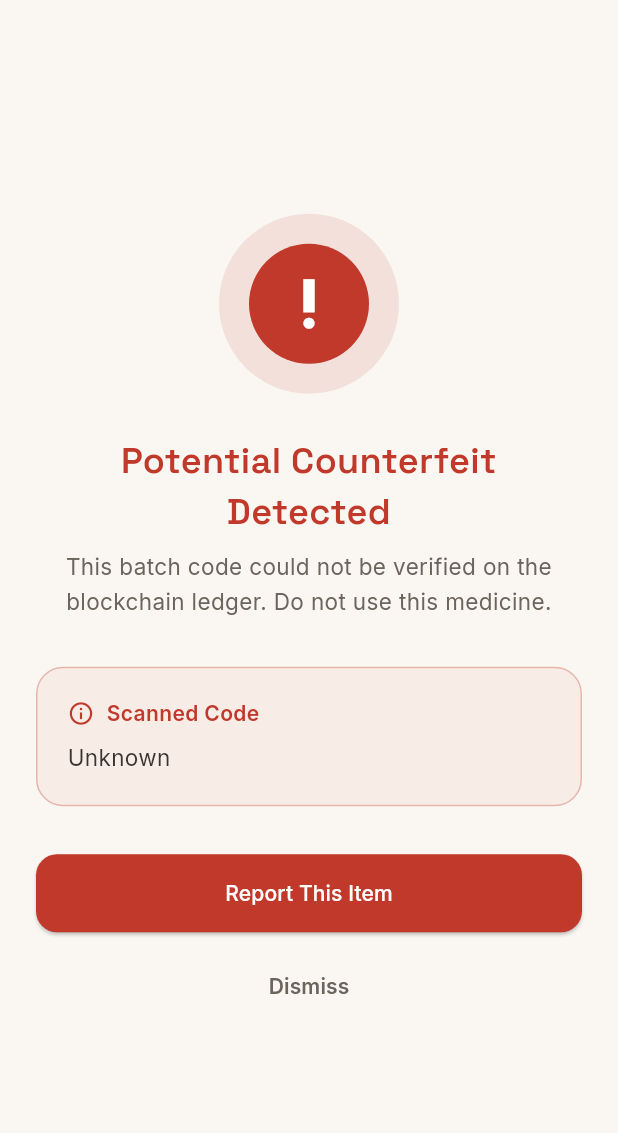
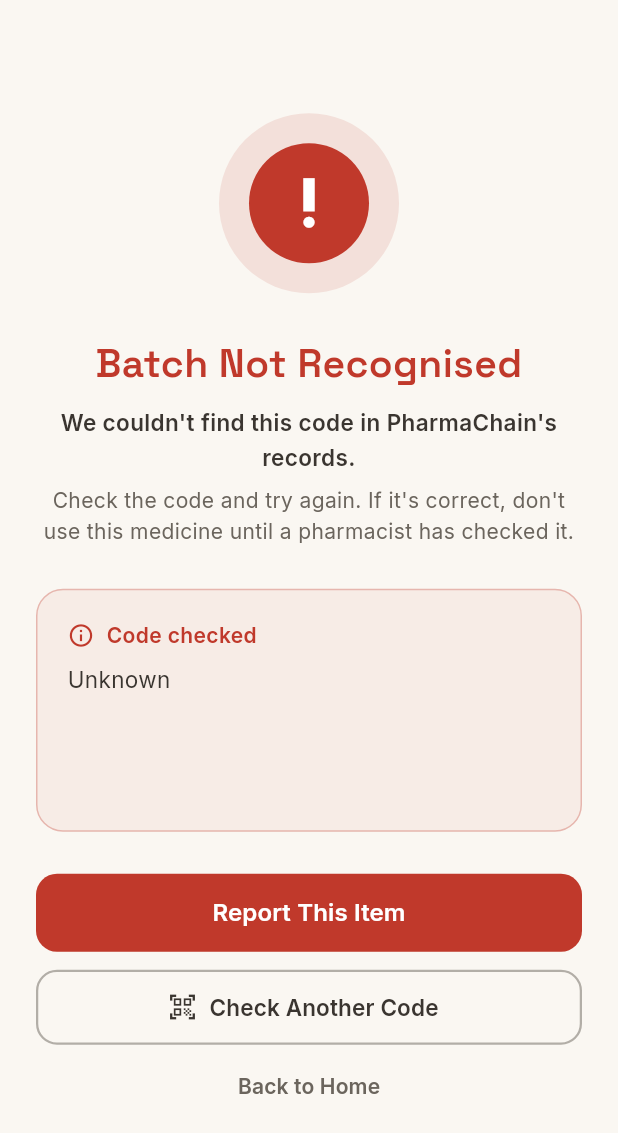
Before and after one commit to HusainMamoojee/pharma-chain, a Flutter app: the CounterfeitCatchScreen screen opened by its route, on a phone screen of 412 x 824 dp. Shown: the top 1133 px of the screen. Run offline on Flutter 3.47's test engine with Material 3 defaults, Android fonts, the light colour scheme and no system bars; our stand-ins replace cloud_firestore, firebase_auth, firebase_core, go_router, google_fonts, qr_flutter; missing offline and left inert: mobile_scanner; accounts and stored records are empty.

Commit message:
Counterfeit screen: accurate wording, add retry, fix report navigation

```diff
--- a/lib/features/verification/counterfeit_catch_screen.dart
+++ b/lib/features/verification/counterfeit_catch_screen.dart
@@ -8,13 +8,26 @@
 
   const CounterfeitCatchScreen({super.key, required this.batchCode});
 
+  void _checkAnother(BuildContext context) {
+    // The scanner is the screen underneath, so go back to it.
+    if (context.canPop()) {
+      context.pop();
+    } else {
+      context.go('/patient-verification');
+    }
+  }
+
   @override
   Widget build(BuildContext context) {
     return Scaffold(
       backgroundColor: AppColors.background,
       body: SafeArea(
-        child: Padding(
-          padding: const EdgeInsets.all(24.0),
+        child: LayoutBuilder(
+          builder: (context, constraints) {
+            return SingleChildScrollView(
+              padding: const EdgeInsets.all(24),
+              child: ConstrainedBox(
+                constraints: BoxConstraints(minHeight: constraints.maxHeight - 48),
                 child: Column(
                   mainAxisAlignment: MainAxisAlignment.center,
                   children: [
@@ -33,23 +46,44 @@
                             shape: BoxShape.circle,
                             color: AppColors.danger,
                           ),
-                    child: const Icon(Icons.priority_high, color: Colors.white, size: 44),
+                          child: const Icon(
+                            Icons.priority_high,
+                            color: Colors.white,
+                            size: 44,
+                          ),
                         ),
                       ),
                     ),
                     const SizedBox(height: 28),
                     Text(
-                'Potential Counterfeit\nDetected',
+                      'Batch Not Recognised',
                       textAlign: TextAlign.center,
-                style: AppTextStyles.headline.copyWith(fontSize: 24, color: AppColors.danger),
+                      style: AppTextStyles.headline.copyWith(
+                        fontSize: 26,
+                        color: AppColors.danger,
                       ),
-              const SizedBox(height: 8),
+                    ),
+                    const SizedBox(height: 10),
                     Text(
-                'This batch code could not be verified on the blockchain ledger. Do not use this medicine.',
+                      "We couldn't find this code in PharmaChain's records.",
                       textAlign: TextAlign.center,
-                style: AppTextStyles.body.copyWith(color: AppColors.textSecondary),
+                      style: AppTextStyles.body.copyWith(
+                        fontSize: 15,
+                        fontWeight: FontWeight.w600,
+                        color: AppColors.textPrimary,
                       ),
-              const SizedBox(height: 32),
+                    ),
+                    const SizedBox(height: 6),
+                    Text(
+                      "Check the code and try again. If it's correct, don't use "
+                      'this medicine until a pharmacist has checked it.',
+                      textAlign: TextAlign.center,
+                      style: AppTextStyles.body.copyWith(
+                        fontSize: 14,
+                        color: AppColors.textSecondary,
+                      ),
+                    ),
+                    const SizedBox(height: 28),
                     Container(
                       width: double.infinity,
                       padding: const EdgeInsets.all(20),
@@ -63,44 +97,87 @@
                         children: [
                           Row(
                             children: [
-                        Icon(Icons.info_outline, color: AppColors.danger, size: 18),
+                              Icon(Icons.info_outline,
+                                  color: AppColors.danger, size: 18),
                               const SizedBox(width: 8),
-                        Text('Scanned Code', style: AppTextStyles.label.copyWith(color: AppColors.danger)),
+                              Text(
+                                'Code checked',
+                                style: AppTextStyles.label
+                                    .copyWith(color: AppColors.danger),
+                              ),
                             ],
                           ),
                           const SizedBox(height: 8),
-                    Text(batchCode, style: AppTextStyles.body),
+                          SelectableText(
+                            batchCode,
+                            maxLines: 4,
+                            style: AppTextStyles.body.copyWith(fontSize: 15),
+                          ),
                         ],
                       ),
                     ),
-              const SizedBox(height: 32),
+                    const SizedBox(height: 28),
                     SizedBox(
                       width: double.infinity,
+                      height: 52,
                       child: ElevatedButton(
-                  onPressed: () => context.go('/report-detail', extra: batchCode),
-
+                        // push (not go) so Back from the report returns here.
+                        onPressed: () =>
+                            context.push('/report-detail', extra: batchCode),
                         style: ElevatedButton.styleFrom(
                           backgroundColor: AppColors.danger,
                           foregroundColor: Colors.white,
-                    padding: const EdgeInsets.symmetric(vertical: 16),
+                          elevation: 0,
                           shape: RoundedRectangleBorder(
                             borderRadius: BorderRadius.circular(14),
                           ),
                         ),
-                  child: const Text('Report This Item'),
+                        child: const Text(
+                          'Report This Item',
+                          style: TextStyle(fontSize: 16, fontWeight: FontWeight.w600),
+                        ),
                       ),
                     ),
                     const SizedBox(height: 12),
+                    SizedBox(
+                      width: double.infinity,
+                      height: 50,
+                      child: OutlinedButton.icon(
+                        onPressed: () => _checkAnother(context),
+                        icon: const Icon(Icons.qr_code_scanner, size: 20),
+                        label: const Text(
+                          'Check Another Code',
+                          style: TextStyle(fontSize: 15, fontWeight: FontWeight.w600),
+                        ),
+                        style: OutlinedButton.styleFrom(
+                          foregroundColor: AppColors.textPrimary,
+                          side: BorderSide(
+                            color: AppColors.textSecondary.withOpacity(0.5),
+                            width: 1.5,
+                          ),
+                          shape: RoundedRectangleBorder(
+                            borderRadius: BorderRadius.circular(14),
+                          ),
+                        ),
+                      ),
+                    ),
+                    const SizedBox(height: 4),
                     TextButton(
                       onPressed: () => context.go('/home'),
                       child: Text(
-                  'Dismiss',
-                  style: AppTextStyles.label.copyWith(color: AppColors.textSecondary),
+                        'Back to Home',
+                        style: AppTextStyles.label.copyWith(
+                          fontSize: 14,
+                          color: AppColors.textSecondary,
+                        ),
                       ),
                     ),
                   ],
                 ),
               ),
+            );
+          },
+        ),
       ),
     );
   }
```
Lines whose indentation alone changed are shown as unchanged.
